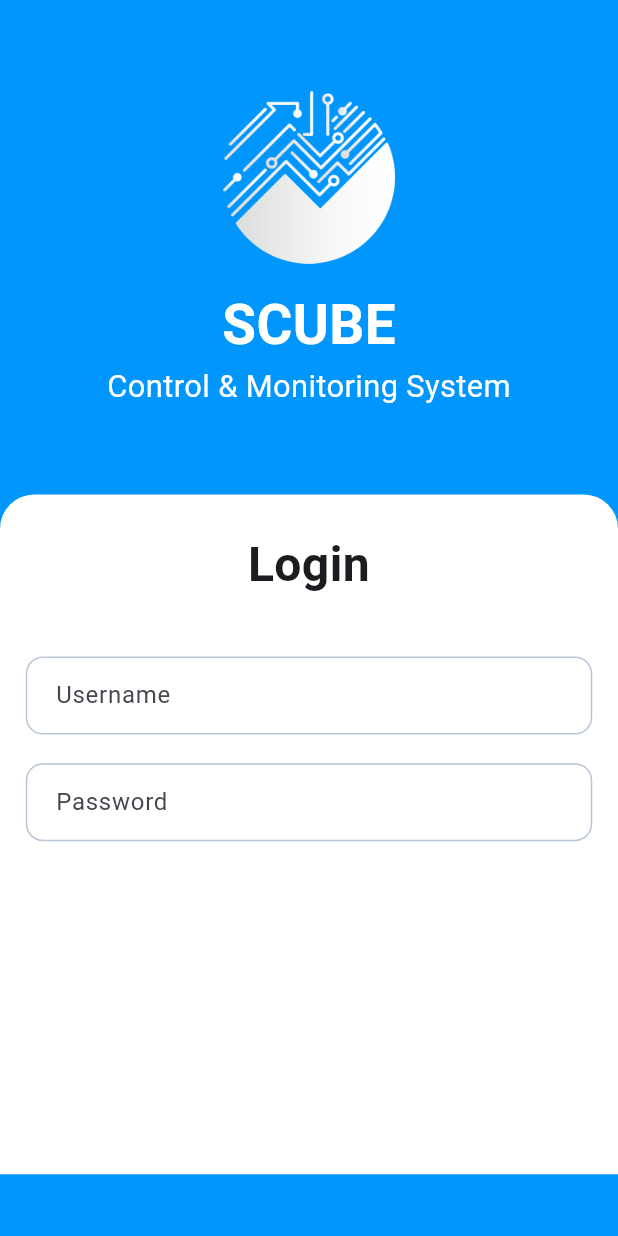
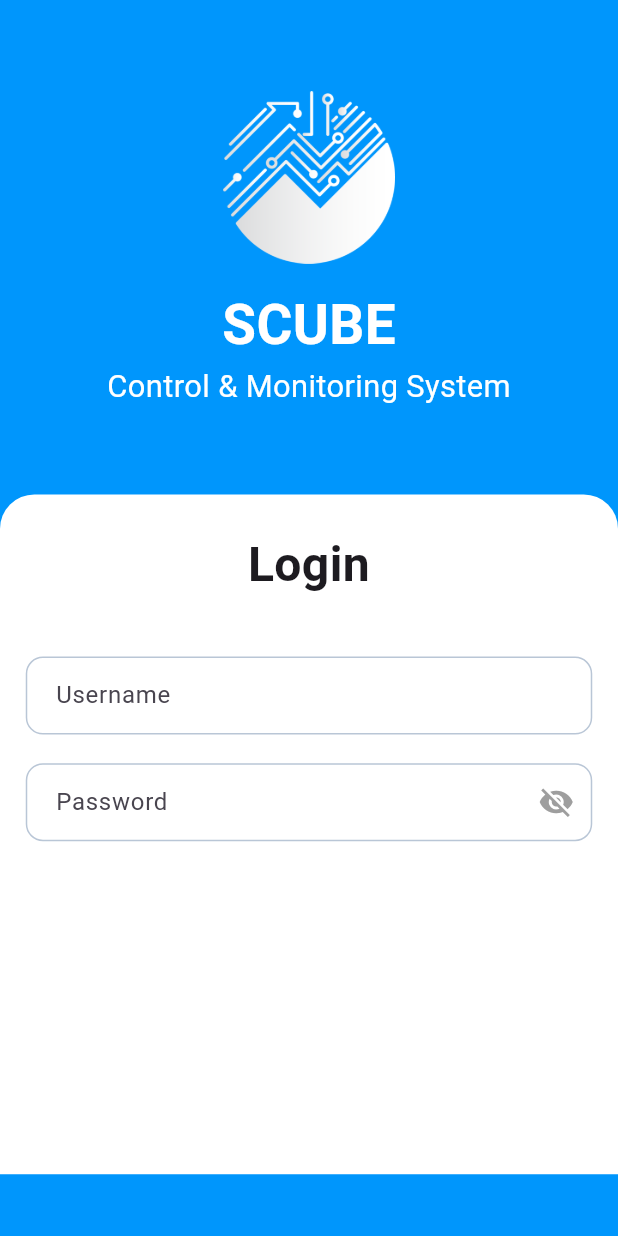
Before and after one commit to Sohag-84/Monitoring-System-App, a Flutter app: the screen it shows after launch, on a phone screen of 412 x 824 dp. Run offline on Flutter 3.47's test engine with Material 3 defaults, Android fonts, the phone set to English and light mode, and no system bars; our stand-ins replace equatable, flutter_bloc, flutter_screenutil.

```diff
--- /dev/null
+++ b/lib/features/auth/presentation/cubit/login_cubit.dart
@@ -0,0 +1,12 @@
+import 'package:equatable/equatable.dart';
+import 'package:flutter_bloc/flutter_bloc.dart';
+
+part 'login_state.dart';
+
+class LoginCubit extends Cubit<LoginState> {
+  LoginCubit() : super(LoginState());
+
+  void togglePasswordVisibility() {
+    emit(state.copyWith(isPasswordVisible: !state.isPasswordVisible));
+  }
+}
--- /dev/null
+++ b/lib/features/auth/presentation/cubit/login_state.dart
@@ -0,0 +1,15 @@
+part of 'login_cubit.dart';
+
+class LoginState extends Equatable {
+  final bool isPasswordVisible;
+  const LoginState({this.isPasswordVisible = false});
+
+  LoginState copyWith({bool? isPasswordVisible}) {
+    return LoginState(
+      isPasswordVisible: isPasswordVisible ?? this.isPasswordVisible,
+    );
+  }
+
+  @override
+  List<Object> get props => [isPasswordVisible];
+}
--- a/lib/features/auth/presentation/views/login_view.dart
+++ b/lib/features/auth/presentation/views/login_view.dart
@@ -1,8 +1,10 @@
 import 'package:flutter/material.dart';
+import 'package:flutter_bloc/flutter_bloc.dart';
 import 'package:flutter_screenutil/flutter_screenutil.dart';
 import 'package:monitoring_system/core/constants/app_assets.dart';
 import 'package:monitoring_system/core/constants/app_strings.dart';
 import 'package:monitoring_system/core/theme/app_colors.dart';
+import 'package:monitoring_system/features/auth/presentation/cubit/login_cubit.dart';
 
 class LoginView extends StatefulWidget {
   const LoginView({super.key});
@@ -61,7 +63,9 @@ class _LoginViewState extends State<LoginView> {
                   topRight: Radius.circular(20.r),
                 ),
               ),
-              child: Column(
+              child: BlocBuilder<LoginCubit, LoginState>(
+                builder: (context, state) {
+                  return Column(
                     children: [
                       Text(
                         login,
@@ -78,7 +82,9 @@ class _LoginViewState extends State<LoginView> {
                         decoration: InputDecoration(
                           hintText: usernameHint,
                           border: OutlineInputBorder(
-                        borderRadius: BorderRadius.all(Radius.circular(10.r)),
+                            borderRadius: BorderRadius.all(
+                              Radius.circular(10.r),
+                            ),
                           ),
                         ),
                       ),
@@ -86,15 +92,33 @@ class _LoginViewState extends State<LoginView> {
 
                       // Password TextField
                       TextField(
+                        obscureText: !state.isPasswordVisible,
                         decoration: InputDecoration(
                           hintText: passwordHint,
                           border: OutlineInputBorder(
-                        borderRadius: BorderRadius.all(Radius.circular(10.r)),
+                            borderRadius: BorderRadius.all(
+                              Radius.circular(10.r),
+                            ),
+                          ),
+                          suffixIcon: IconButton(
+                            icon: Icon(
+                              state.isPasswordVisible
+                                  ? Icons.visibility
+                                  : Icons.visibility_off,
+                              color: Colors.grey,
+                            ),
+                            onPressed: () {
+                              context
+                                  .read<LoginCubit>()
+                                  .togglePasswordVisibility();
+                            },
                           ),
                         ),
                       ),
                       SizedBox(height: 16.h),
                     ],
+                  );
+                },
               ),
             ),
           ],
--- a/lib/main.dart
+++ b/lib/main.dart
@@ -1,6 +1,8 @@
 import 'package:flutter/material.dart';
+import 'package:flutter_bloc/flutter_bloc.dart';
 import 'package:flutter_screenutil/flutter_screenutil.dart';
 import 'package:monitoring_system/core/theme/app_theme.dart';
+import 'package:monitoring_system/features/auth/presentation/cubit/login_cubit.dart';
 import 'package:monitoring_system/features/auth/presentation/views/login_view.dart';
 
 void main() {
@@ -17,11 +19,14 @@ class MyApp extends StatelessWidget {
       minTextAdapt: true,
       splitScreenMode: true,
       builder: (context, child) {
-        return MaterialApp(
-          title: 'Monitoring System',
-          debugShowCheckedModeBanner: false,
-          theme: AppTheme.lightTheme,
-          home: const LoginView(),
+        return MultiBlocProvider(
+          providers: [BlocProvider(create: (context) => LoginCubit())],
+          child: MaterialApp(
+            title: 'Monitoring System',
+            debugShowCheckedModeBanner: false,
+            theme: AppTheme.lightTheme,
+            home: const LoginView(),
+          ),
         );
       },
     );
--- a/pubspec.yaml
+++ b/pubspec.yaml
@@ -14,6 +14,8 @@ dependencies:
 
   cupertino_icons: ^1.0.8
   flutter_screenutil: ^5.9.3
+  flutter_bloc: ^9.1.1
+  equatable: ^2.0.7
 
 dev_dependencies:
   flutter_test:
```
Also changed, not shown: pubspec.lock. Lines whose indentation alone changed are shown as unchanged.
